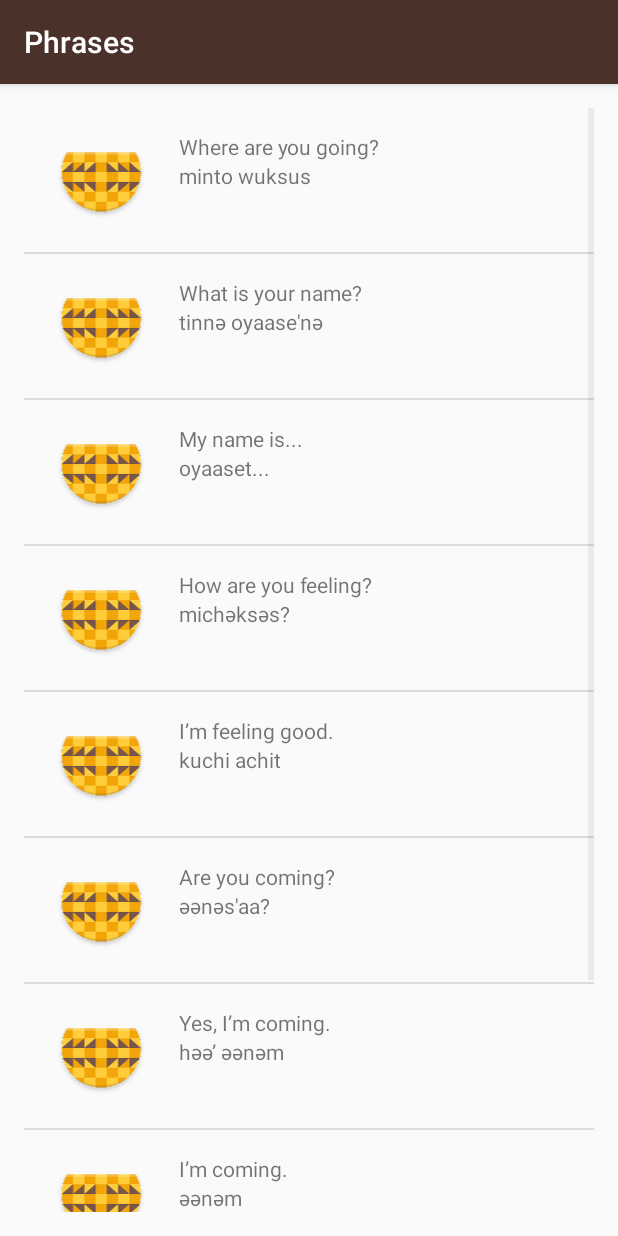
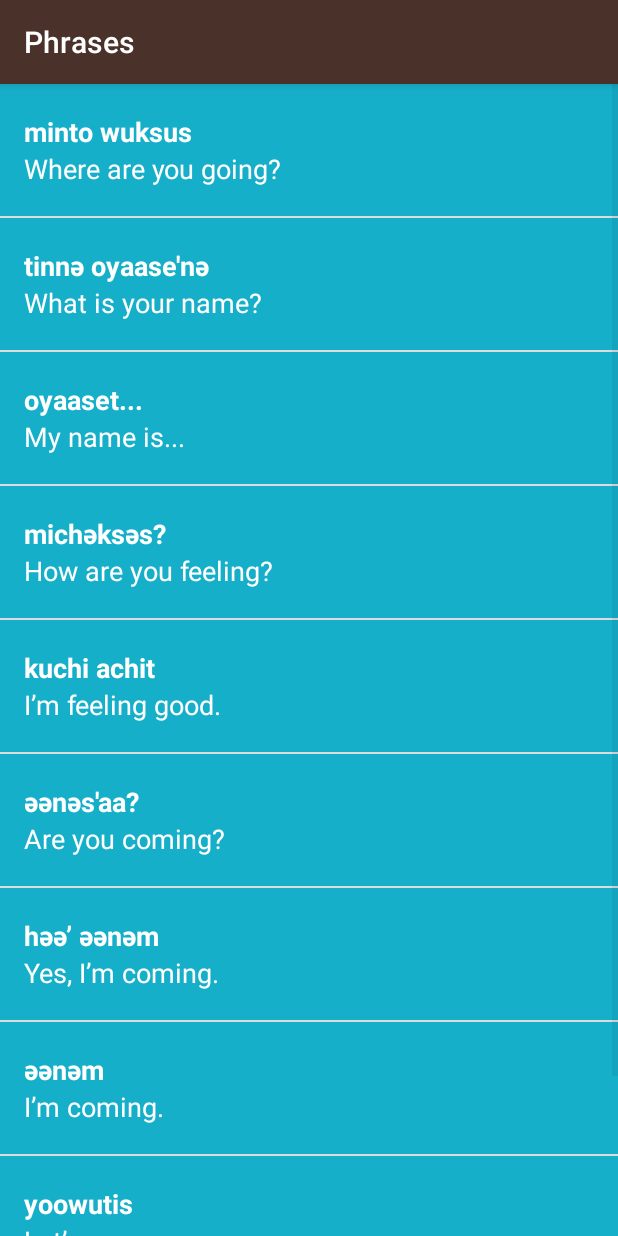
Before and after one commit to tamersolieman/MiokApp, an Android app: the PhrasesActivity screen opened directly, with no data from a screen before it, on a phone screen of 412 x 824 dp. Run offline under Robolectric (Android 15) with nearby library versions, the phone set to English and light mode, and no system bars.

Commit message:
Adjust the views with color for each tab also make dynamic :)

```diff
--- a/app/src/main/java/com/tamer/miwokapp/PhrasesActivity.kt
+++ b/app/src/main/java/com/tamer/miwokapp/PhrasesActivity.kt
@@ -34,7 +34,7 @@ class PhrasesActivity : AppCompatActivity() {
         // simple_list_item_1.xml layout resource defined in the Android framework.
         // This list item layout contains a single {@link TextView}, which the adapter will set to
         // display a single word.
-        val itemsAdapter = WordAdapter(this, words)
+        val itemsAdapter = WordAdapter(this, words,R.color.category_phrases)
 
         // Find the {@link ListView} object in the view hierarchy of the {@link Activity}.
         // There should be a {@link ListView} with the view ID called list, which is declared in the
--- a/app/src/main/java/com/tamer/miwokapp/Word.kt
+++ b/app/src/main/java/com/tamer/miwokapp/Word.kt
@@ -1,27 +1,62 @@
 package com.tamer.miwokapp
 
-class Word(defaultTranslation: String, miwokTranslation: String) {
+/**
+ * [Word] represents a vocabulary word that the user wants to learn.
+ * It contains a default translation, a Miwok translation, and an image for that word.
+ */
+class Word {
 
     /** Default translation for the word  */
-    var mDefaultTrans: String? = defaultTranslation
+    /**
+     * Get the default translation of the word.
+     */
+    private var mDefaultTrans: String? = null
 
 
-    /** Miwok translation for the word */
-    var mMiwokTrans: String? = miwokTranslation
+    /** Miwok translation for the word  */
+    /**
+     * Get the Miwok translation of the word.
+     */
+    private var mMiwokTrans: String? = null
 
-//    /**
-//     * Create a new Word object.
-//     *
-//     * @param defaultTranslation is the word in a language that the user is already familiar with
-//     * (such as English)
-//     * @param miwokTranslation is the word in the Miwok language
-//     */
-//    public fun Word(defaultTranslation: String, miwokTranslation: String) {
-//        mDefaultTrans = defaultTranslation
-//        mMiwokTrans = miwokTranslation
-//
-//    }
 
+    /**
+     * Create a constant variable NO_IMAGE_PROVIDED
+     */
+    private val NO_IMAGE_PROVIDED = -1
+
+    /** Image resource ID for the word and make default value is NO_IMAGE_PROVIDED */
+    /**
+     * Get the image resource ID of the word.
+     */
+    private var mImageResourceID: Int = NO_IMAGE_PROVIDED
+
+
+    /**
+     * Create a new Word object.
+     *
+     * @param defaultTranslation is the word in a language that the user is already familiar with
+     * (such as English)
+     * @param miwokTranslation is the word in the Miwok language
+     */
+    constructor(defaultTranslation: String, miwokTranslation: String) {
+        this.mDefaultTrans = defaultTranslation
+        this.mMiwokTrans = miwokTranslation
+    }
+
+    /**
+     * Create a new Word object.
+     *
+     * @param defaultTranslation is the word in a language that the user is already familiar with
+     * (such as English)
+     * @param miwokTranslation is the word in the Miwok language
+     * @param imageResourceId is the drawable resource ID for the image associated with the word
+     */
+    constructor(defaultTranslation: String, miwokTranslation: String, imageResourceId: Int) {
+        this.mDefaultTrans = defaultTranslation
+        this.mMiwokTrans = miwokTranslation
+        this.mImageResourceID = imageResourceId
+    }
 
     /**
      * Get the default translation of the word.
@@ -37,5 +72,19 @@ class Word(defaultTranslation: String, miwokTranslation: String) {
         return mMiwokTrans.toString()
     }
 
+    /**
+     * Get the image of the word
+     */
+    fun getImageIcon(): Int {
+        return mImageResourceID
+    }
+
+    /**
+     * Return whether there's an image or not
+     */
+    fun hasImage(): Boolean {
+        return mImageResourceID != NO_IMAGE_PROVIDED
+    }
+
 
 }
--- a/app/src/main/java/com/tamer/miwokapp/WordAdapter.kt
+++ b/app/src/main/java/com/tamer/miwokapp/WordAdapter.kt
@@ -4,12 +4,11 @@ import android.app.Activity
 import android.content.Context
 import android.os.Parcel
 import android.os.Parcelable
+import android.support.v4.content.ContextCompat
 import android.view.LayoutInflater
 import android.view.View
 import android.view.ViewGroup
-import android.widget.ArrayAdapter
-import android.widget.ImageView
-import android.widget.TextView
+import android.widget.*
 import kotlinx.android.synthetic.main.item_list.view.*
 
 
@@ -17,20 +16,10 @@ import kotlinx.android.synthetic.main.item_list.view.*
 * {@link WordAdapter} is an {@link ArrayAdapter} that can provide the layout for each list
 * based on a data source, which is a list of {@link Word} objects.
 * */
-class WordAdapter
-/**
- * This is our own custom constructor (it doesn't mirror a superclass constructor).
- * The context is used to inflate the layout file, and the list is the data we want
- * to populate into the lists.
- *
- * @param context        The current context. Used to inflate the layout file.
- * @param words A List of Word objects to display in a list
- */
-(context: Activity, words: ArrayList<Word>)// Here, we initialize the ArrayAdapter's internal storage for the context and the list.
-// the second argument is used when the ArrayAdapter is populating a single TextView.
-// Because this is a custom adapter for two TextViews and an ImageView, the adapter is not
-// going to use this second argument, so it can be any value. Here, we used 0.
-    : ArrayAdapter<Word>(context, 0, words) {
+class WordAdapter(context: Activity, words: ArrayList<Word>, colorResourceId: Int) : ArrayAdapter<Word>(context, 0, words) {
+
+    private var mColorResourceID: Int = colorResourceId
+
 
     /**
      * Provides a view for an AdapterView (ListView, GridView, etc.)
@@ -65,6 +54,27 @@ class WordAdapter
         // set this text on the number TextView
         mMiwokTrans.text = currentWord.getMiwokTranslation()
 
+        // Find the TextView in the item_list.xml layout with the ID imageView
+        val mImageResource = listItemView.imageView as ImageView
+
+        // Check if an image is provided for this word or not
+        if (currentWord.hasImage()) {
+            // If an image is available, display the provided image based on the resource ID
+            mImageResource.setImageResource(currentWord.getImageIcon())
+            // Make sure the view is visible
+            mImageResource.visibility = View.VISIBLE
+        } else {
+            // Otherwise hide the ImageView (set visibility to GONE)
+            mImageResource.visibility = View.GONE
+        }
+
+
+        //set color
+
+        val textContainer = listItemView.text_container as LinearLayout
+
+        val color:Int = ContextCompat.getColor(context,mColorResourceID)
+        textContainer.setBackgroundColor(color)
 
         // Return the whole list item layout (containing 2 TextViews and an ImageView)
         // so that it can be shown in the ListView
--- a/app/src/main/res/layout/item_list.xml
+++ b/app/src/main/res/layout/item_list.xml
@@ -1,45 +1,54 @@
-<?xml version="1.0" encoding="utf-8"?>
+<?xml version="1.0" encoding="utf-8"?><!-- Copyright (C) 2016 The Android Open Source Project
+         Licensed under the Apache License, Version 2.0 (the "License");
+         you may not use this file except in compliance with the License.
+         You may obtain a copy of the License at
+              http://www.apache.org/licenses/LICENSE-2.0
+         Unless required by applicable law or agreed to in writing, software
+         distributed under the License is distributed on an "AS IS" BASIS,
+         WITHOUT WARRANTIES OR CONDITIONS OF ANY KIND, either express or implied.
+         See the License for the specific language governing permissions and
+         limitations under the License.
+    --><!-- Layout for a single list item -->
 <LinearLayout xmlns:android="http://schemas.android.com/apk/res/android"
-    xmlns:app="http://schemas.android.com/apk/res-auto"
     xmlns:tools="http://schemas.android.com/tools"
     android:layout_width="match_parent"
-    android:layout_height="match_parent"
-    android:orientation="vertical"
-    android:padding="16dp">
-
-    <LinearLayout
-        android:layout_width="match_parent"
     android:layout_height="wrap_content"
+    android:background="@color/tan_background"
+    android:minHeight="@dimen/list_item_height"
     android:orientation="horizontal">
 
     <ImageView
         android:id="@+id/imageView"
+        android:layout_width="@dimen/list_item_height"
+        android:layout_height="@dimen/list_item_height" />
+
+    <LinearLayout
+        android:id="@+id/text_container"
         android:layout_width="match_parent"
         android:layout_height="match_parent"
-            android:layout_weight="3"
-            android:paddingRight="16dp"
-            app:srcCompat="@mipmap/ic_launcher" />
+        android:orientation="vertical"
+        android:paddingStart="16dp"
+        android:paddingEnd="16dp">
 
-        <LinearLayout
+        <TextView
+            android:id="@+id/miwok_text_view"
             android:layout_width="match_parent"
-            android:layout_height="match_parent"
+            android:layout_height="0dp"
             android:layout_weight="1"
-            android:orientation="vertical">
+            android:gravity="bottom"
+            android:textAppearance="?android:textAppearanceMedium"
+            android:textColor="@android:color/white"
+            android:textStyle="bold"
+            tools:text="lutti" />
 
         <TextView
             android:id="@+id/default_text_view"
             android:layout_width="match_parent"
-                android:layout_height="wrap_content"
-                tools:text="One" />
-
-            <TextView
-                android:id="@+id/miwok_text_view"
-                android:layout_width="match_parent"
-                android:layout_height="wrap_content"
-                tools:text="lutti" />
-
+            android:layout_height="0dp"
+            android:layout_weight="1"
+            android:gravity="top"
+            android:textAppearance="?android:textAppearanceMedium"
+            android:textColor="@android:color/white"
+            tools:text="one" />
     </LinearLayout>
-
 </LinearLayout>
-
-</LinearLayout>
--- a/app/src/main/res/layout/word_list.xml
+++ b/app/src/main/res/layout/word_list.xml
@@ -4,8 +4,4 @@
     android:layout_width="match_parent"
     android:layout_height="match_parent"
     android:orientation="vertical"
-    android:paddingBottom="@dimen/activity_vertical_margin"
-    android:paddingLeft="@dimen/activity_horizontal_margin"
-    android:paddingRight="@dimen/activity_horizontal_margin"
-    android:paddingTop="@dimen/activity_vertical_margin"
    />
--- a/app/src/main/res/values/dimens.xml
+++ b/app/src/main/res/values/dimens.xml
@@ -3,6 +3,4 @@
     <!-- Height of each list item -->
     <dimen name="list_item_height">88dp</dimen>
     <!-- Default screen margins, per the Android Design guidelines. -->
-    <dimen name="activity_horizontal_margin">16dp</dimen>
-    <dimen name="activity_vertical_margin">16dp</dimen>
 </resources>
```
Also changed, not shown: app/src/main/java/com/tamer/miwokapp/ColorsActivity.kt (+9 -9 lines), app/src/main/java/com/tamer/miwokapp/FamilyActivity.kt (+11 -11 lines), app/src/main/java/com/tamer/miwokapp/NumbersActivity.kt (+11 -11 lines). Lines whose indentation alone changed are shown as unchanged.
